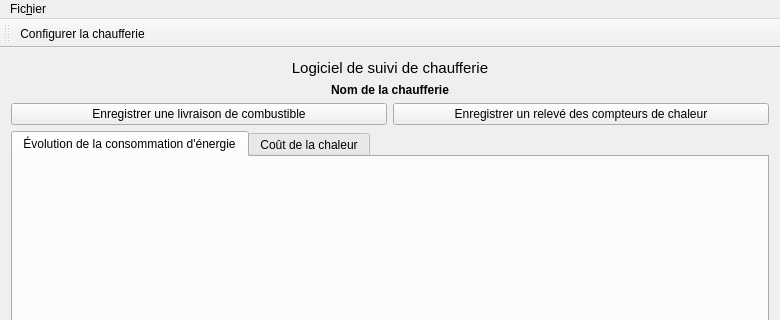
Qt form mainwindow.ui (pyridiss/suivi-chaufferies) before a commit; both pictures show x 0 to 780 and y 0 to 320 of the 780 by 550 pixel window.
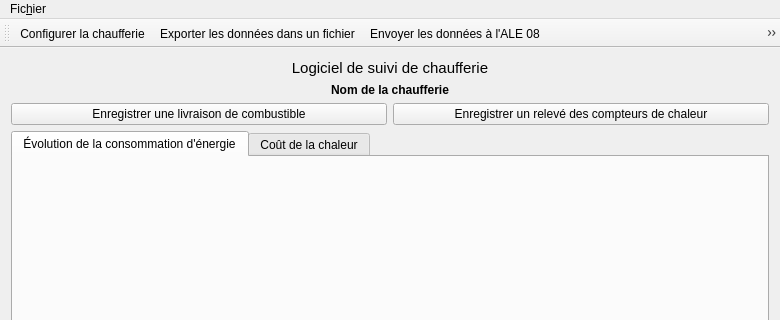
The same form after that commit. Icons and pictures are not drawn. Custom widgets are drawn as their Qt base class.

Commit message: Prepare actions for next implementations. Add titles to windows.

```diff
--- a/mainwindow.ui
+++ b/mainwindow.ui
@@ -158,6 +158,9 @@
     <bool>false</bool>
    </attribute>
    <addaction name="actionConfigureBoilerRoom"/>
+   <addaction name="actionExport"/>
+   <addaction name="actionSend"/>
+   <addaction name="actionDownloadData"/>
   </widget>
   <widget class="QStatusBar" name="statusBar"/>
   <action name="actionConfigureBoilerRoom">
@@ -176,7 +179,31 @@
     <iconset theme="application-exit"/>
    </property>
    <property name="text">
-    <string>Exit</string>
+    <string>&amp;Exit</string>
+   </property>
+  </action>
+  <action name="actionExport">
+   <property name="icon">
+    <iconset theme="x-office-document"/>
+   </property>
+   <property name="text">
+    <string>Exporter les données dans un fichier</string>
+   </property>
+  </action>
+  <action name="actionSend">
+   <property name="icon">
+    <iconset theme="document-export"/>
+   </property>
+   <property name="text">
+    <string>Envoyer les données à l'ALE 08</string>
+   </property>
+  </action>
+  <action name="actionDownloadData">
+   <property name="icon">
+    <iconset theme="download"/>
+   </property>
+   <property name="text">
+    <string>Mettre à jour les données de prix des énergies et de température</string>
    </property>
   </action>
  </widget>
```
Left out of the diff: 19 changed lines with no effect on the pictures. The commit also changes 3 other files.
